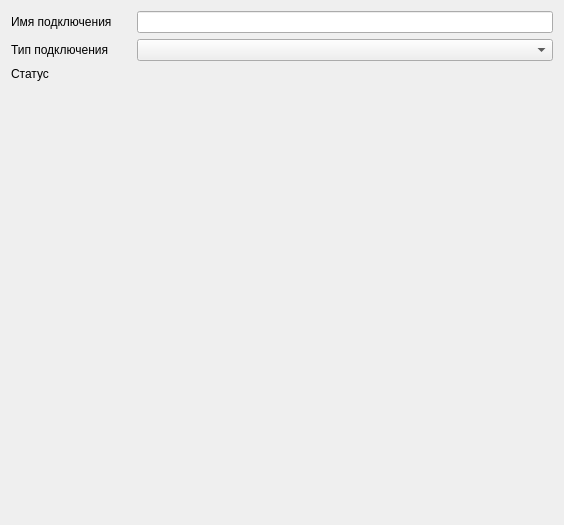
This is gui/src/widgets/connectioninfowidget.ui in sqglobe/SecureDialogues as Qt 5 draws it before an edit. The edited form follows.
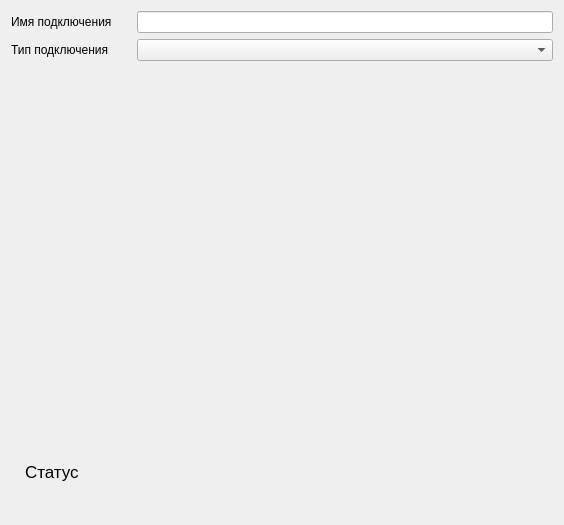
This is the edited form.

The edit to the form file:
```diff
--- a/gui/src/widgets/connectioninfowidget.ui
+++ b/gui/src/widgets/connectioninfowidget.ui
@@ -87,23 +87,6 @@
        </item>
       </widget>
      </item>
-     <item row="2" column="0">
-      <widget class="QLabel" name="label_2">
-       <property name="text">
-        <string>Статус</string>
-       </property>
-      </widget>
-     </item>
-     <item row="2" column="1">
-      <widget class="QLabel" name="statusText">
-       <property name="text">
-        <string/>
-       </property>
-       <property name="alignment">
-        <set>Qt::AlignCenter</set>
-       </property>
-      </widget>
-     </item>
     </layout>
    </item>
    <item>
@@ -241,13 +224,6 @@
      </widget>
     </widget>
    </item>
-   <item>
-    <widget class="QLabel" name="lastMessage">
-     <property name="text">
-      <string/>
-     </property>
-    </widget>
-   </item>
    <item>
     <spacer name="verticalSpacer">
      <property name="orientation">
@@ -261,6 +237,74 @@
      </property>
     </spacer>
    </item>
+   <item>
+    <widget class="QWidget" name="satusWidget" native="true">
+     <layout class="QVBoxLayout" name="verticalLayout_2">
+      <item>
+       <layout class="QHBoxLayout" name="horizontalLayout" stretch="1,2">
+        <item>
+         <widget class="QLabel" name="label_2">
+          <property name="font">
+           <font>
+            <pointsize>13</pointsize>
+            <weight>50</weight>
+            <bold>false</bold>
+           </font>
+          </property>
+          <property name="text">
+           <string>Статус</string>
+          </property>
+          <property name="indent">
+           <number>5</number>
+          </property>
+         </widget>
+        </item>
+        <item>
+         <widget class="QLabel" name="statusText">
+          <property name="font">
+           <font>
+            <pointsize>13</pointsize>
+            <weight>75</weight>
+            <bold>true</bold>
+           </font>
+          </property>
+          <property name="autoFillBackground">
+           <bool>true</bool>
+          </property>
+          <property name="text">
+           <string/>
+          </property>
+          <property name="alignment">
+           <set>Qt::AlignCenter</set>
+          </property>
+          <property name="indent">
+           <number>5</number>
+          </property>
+         </widget>
+        </item>
+       </layout>
+      </item>
+      <item>
+       <widget class="QLabel" name="lastMessage">
+        <property name="font">
+         <font>
+          <pointsize>11</pointsize>
+         </font>
+        </property>
+        <property name="text">
+         <string/>
+        </property>
+        <property name="wordWrap">
+         <bool>true</bool>
+        </property>
+        <property name="indent">
+         <number>5</number>
+        </property>
+       </widget>
+      </item>
+     </layout>
+    </widget>
+   </item>
   </layout>
  </widget>
  <resources/>
```
